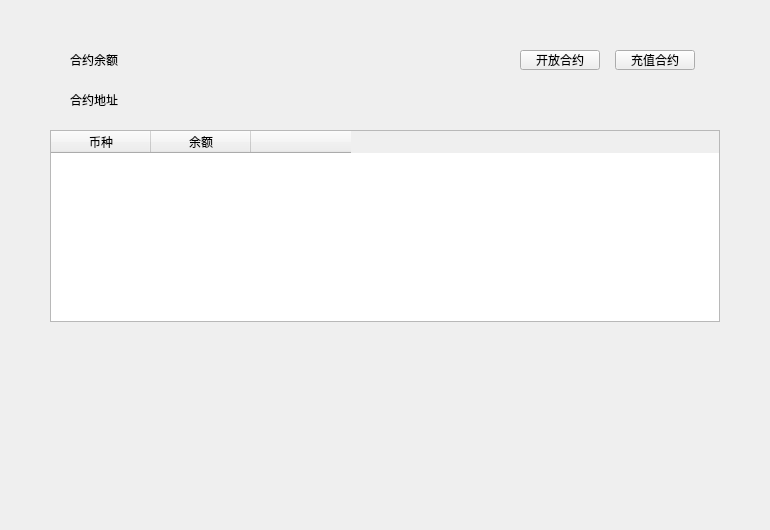
Before: the Qt Designer form exchange/contractbalancewidget.ui in HcashOrg/hx-indicator, drawn with Qt 5.
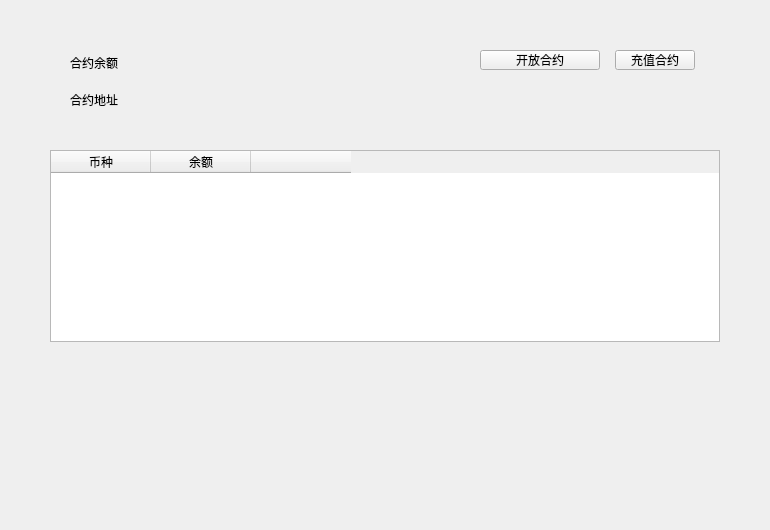
After: the same form once the commit is applied.

```diff
--- a/exchange/contractbalancewidget.ui
+++ b/exchange/contractbalancewidget.ui
@@ -38,7 +38,7 @@
    <property name="geometry">
     <rect>
      <x>50</x>
-     <y>130</y>
+     <y>150</y>
      <width>670</width>
      <height>192</height>
     </rect>
@@ -80,8 +80,8 @@
     <rect>
      <x>70</x>
      <y>50</y>
-     <width>91</width>
-     <height>20</height>
+     <width>200</width>
+     <height>26</height>
     </rect>
    </property>
    <property name="styleSheet">
@@ -96,7 +96,7 @@
     <rect>
      <x>70</x>
      <y>90</y>
-     <width>80</width>
+     <width>100</width>
      <height>20</height>
     </rect>
    </property>
@@ -107,8 +107,8 @@
   <widget class="QLabel" name="contractAddressLabel">
    <property name="geometry">
     <rect>
-     <x>160</x>
-     <y>90</y>
+     <x>70</x>
+     <y>110</y>
      <width>300</width>
      <height>20</height>
     </rect>
@@ -123,9 +123,9 @@
   <widget class="QToolButton" name="openForUsersBtn">
    <property name="geometry">
     <rect>
-     <x>520</x>
+     <x>480</x>
      <y>50</y>
-     <width>80</width>
+     <width>120</width>
      <height>20</height>
     </rect>
    </property>
```
